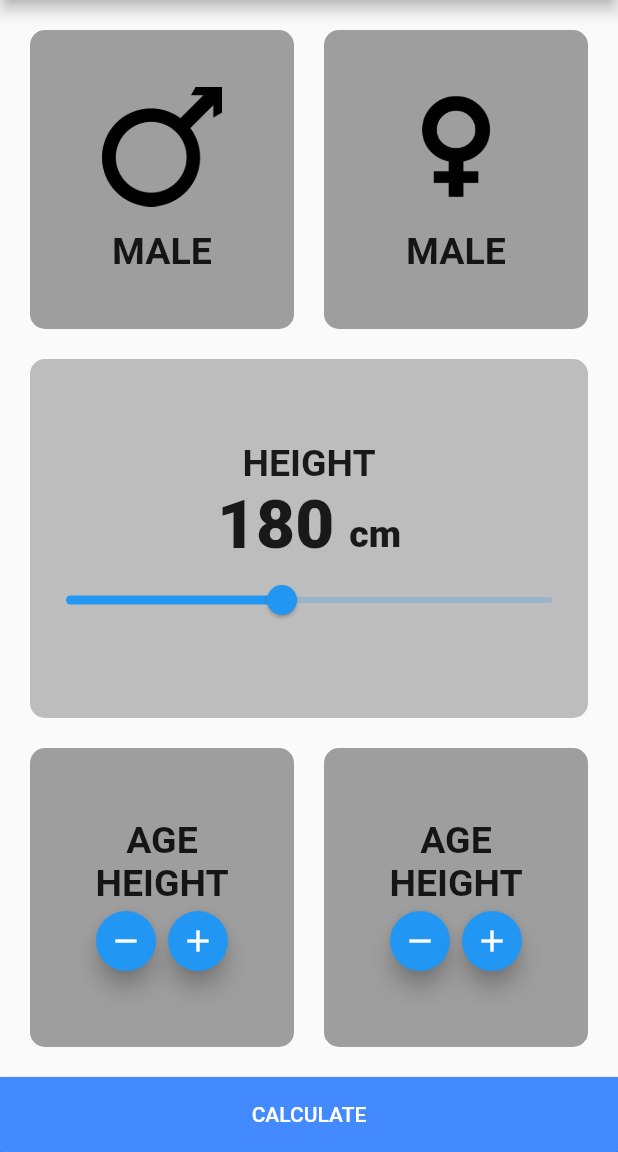
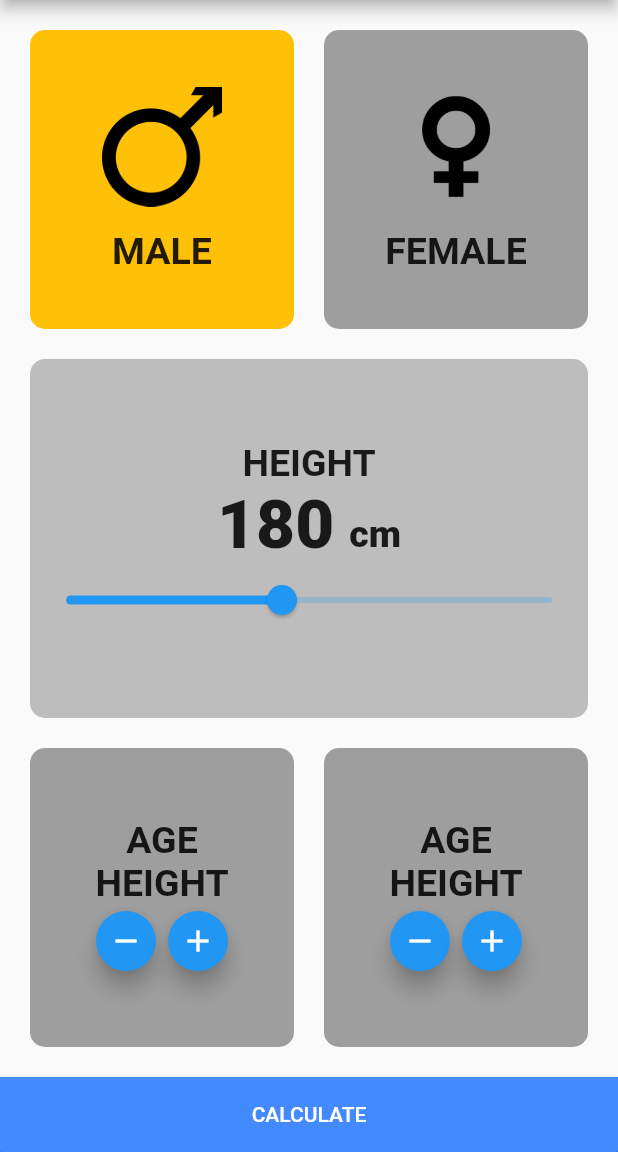
Before and after one commit to Devsaci/bmi_calculator_mansour, a Flutter app: the screen it shows after launch, on a phone screen of 412 x 824 dp, the part 84-1236 px from its top. Run offline on Flutter 3.47's test engine with Material 2 defaults, Android fonts, the phone set to English and light mode, and no system bars.

Commit message:
color: isMale? Colors.amber: Colors.grey,

```diff
--- a/lib/bmi_screen.dart
+++ b/lib/bmi_screen.dart
@@ -57,7 +57,7 @@ class _BmiScreenState extends State<BmiScreen> {
                         ),
                         decoration: BoxDecoration(
                           borderRadius: BorderRadius.circular(10.0),
-                          color: Colors.grey,
+                          color: isMale? Colors.amber: Colors.grey,
                         ),
                       ),
                     ),
@@ -77,7 +77,7 @@ class _BmiScreenState extends State<BmiScreen> {
                             height: 15,
                           ),
                           Text(
-                            'MALE',
+                            'FEMALE',
                             style: TextStyle(
                                 fontSize: 25, fontWeight: FontWeight.bold),
                           )
```
